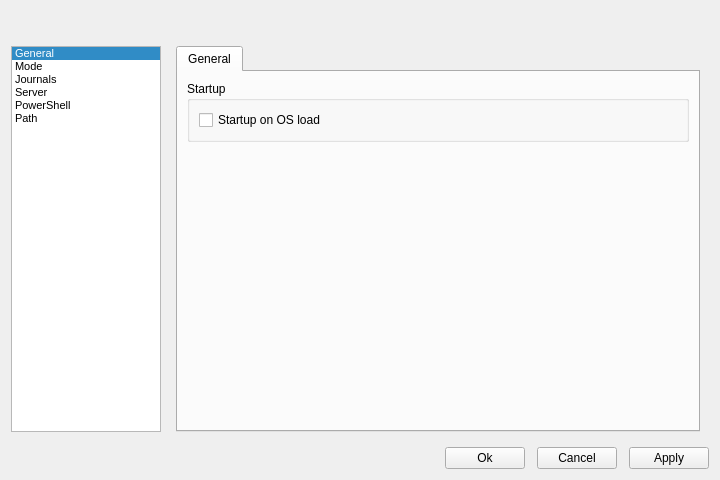
Before: the Qt Designer form Agent-Win64/settingswidget.ui in aldonin/SIEM, drawn with Qt 5.
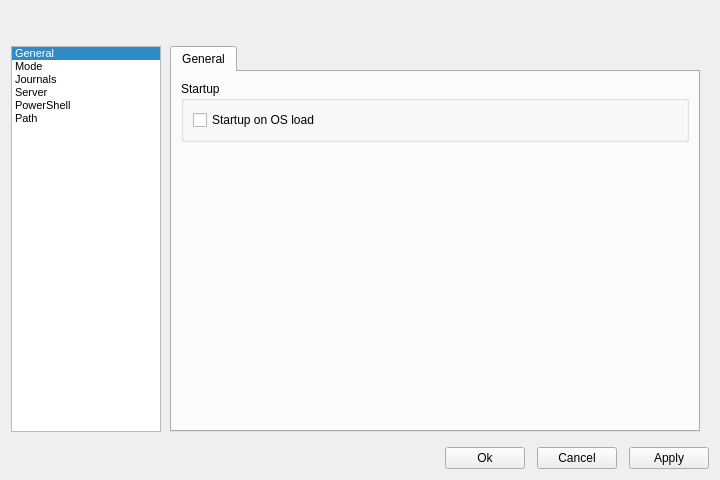
After: the same form once the commit is applied. Icons and pictures are not drawn.

Patch:
```diff
--- a/Agent-Win64/settingswidget.ui
+++ b/Agent-Win64/settingswidget.ui
@@ -73,6 +73,9 @@
    </item>
    <item>
     <layout class="QHBoxLayout" name="horizontalLayout_3" stretch="0,1">
+     <property name="spacing">
+      <number>0</number>
+     </property>
      <item>
       <layout class="QVBoxLayout" name="verticalLayout_3">
        <item>
```
Left out of the diff: 5 changed lines with no effect on the pictures.
